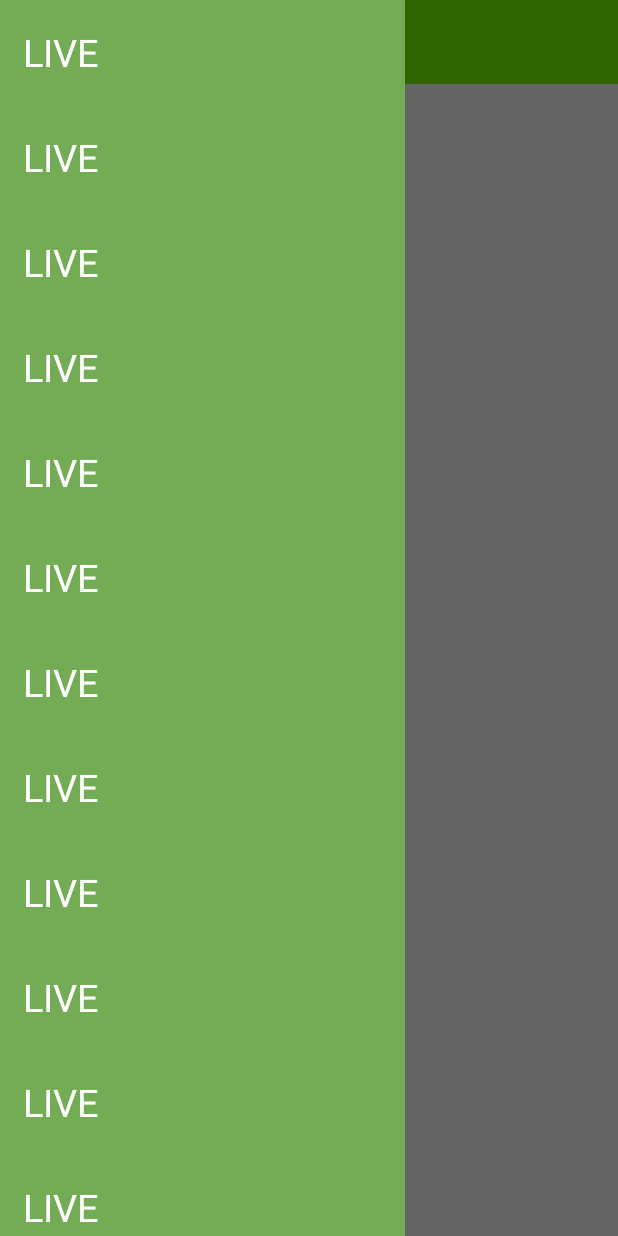
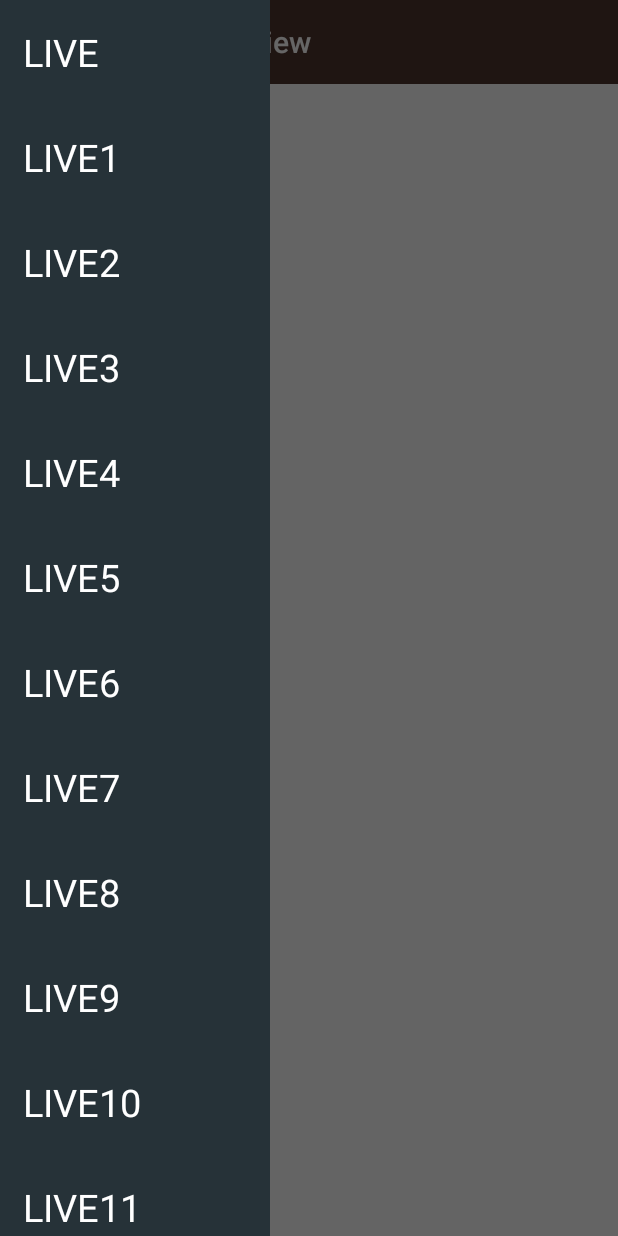
Before and after one commit to DhjAsnani/NavDrawer-RecyclerView, an Android app: the screen it shows after launch (MainActivity), with the side drawer open, on a phone screen of 412 x 824 dp. Run offline under Robolectric (Android 15) with nearby library versions, the phone set to English and light mode, and no system bars.

Commit message:
Extra Finishing

```diff
--- a/app/src/main/res/layout/activity_main.xml
+++ b/app/src/main/res/layout/activity_main.xml
@@ -16,7 +16,7 @@
            />
    </LinearLayout>
     <LinearLayout
-        android:layout_width="270dp"
+        android:layout_width="180dp"
         android:layout_height="match_parent"
         android:layout_gravity="start">
     <android.support.v7.widget.RecyclerView
--- a/app/src/main/res/layout/row_layout.xml
+++ b/app/src/main/res/layout/row_layout.xml
@@ -2,7 +2,7 @@
 <LinearLayout xmlns:android="http://schemas.android.com/apk/res/android"
     android:orientation="vertical" android:layout_width="match_parent"
     android:layout_height="70dp"
-    android:background="#74ac55">
+    android:background="#263238">
     <TextView
         android:layout_width="match_parent"
         android:layout_height="match_parent"
--- a/app/src/main/res/values/colors.xml
+++ b/app/src/main/res/values/colors.xml
@@ -1,6 +1,6 @@
 <?xml version="1.0" encoding="utf-8"?>
 <resources>
-    <color name="colorPrimary">#76FF03</color>
-    <color name="colorPrimaryDark">#64DD17</color>
+    <color name="colorPrimary">#4E342E</color>
+    <color name="colorPrimaryDark">#3E2723</color>
     <color name="colorAccent">#FF4081</color>
 </resources>
--- a/app/src/main/res/values/strings.xml
+++ b/app/src/main/res/values/strings.xml
@@ -4,21 +4,21 @@
     <string name="drawer_close">Drawer Close</string>
     <string-array name="topics">
         <item>LIVE</item>
-        <item>LIVE</item>
-        <item>LIVE</item>
-        <item>LIVE</item>
-        <item>LIVE</item>
-        <item>LIVE</item>
-        <item>LIVE</item>
-        <item>LIVE</item>
-        <item>LIVE</item>
-        <item>LIVE</item>
-        <item>LIVE</item>
-        <item>LIVE</item>
-        <item>LIVE</item>
-        <item>LIVE</item>
-        <item>LIVE</item>
-        <item>LIVE</item>
+        <item>LIVE1</item>
+        <item>LIVE2</item>
+        <item>LIVE3</item>
+        <item>LIVE4</item>
+        <item>LIVE5</item>
+        <item>LIVE6</item>
+        <item>LIVE7</item>
+        <item>LIVE8</item>
+        <item>LIVE9</item>
+        <item>LIVE10</item>
+        <item>LIVE11</item>
+        <item>LIVE12</item>
+        <item>LIVE13</item>
+        <item>LIVE14</item>
+        <item>LIVE15</item>
 
     </string-array>
 </resources>
```
